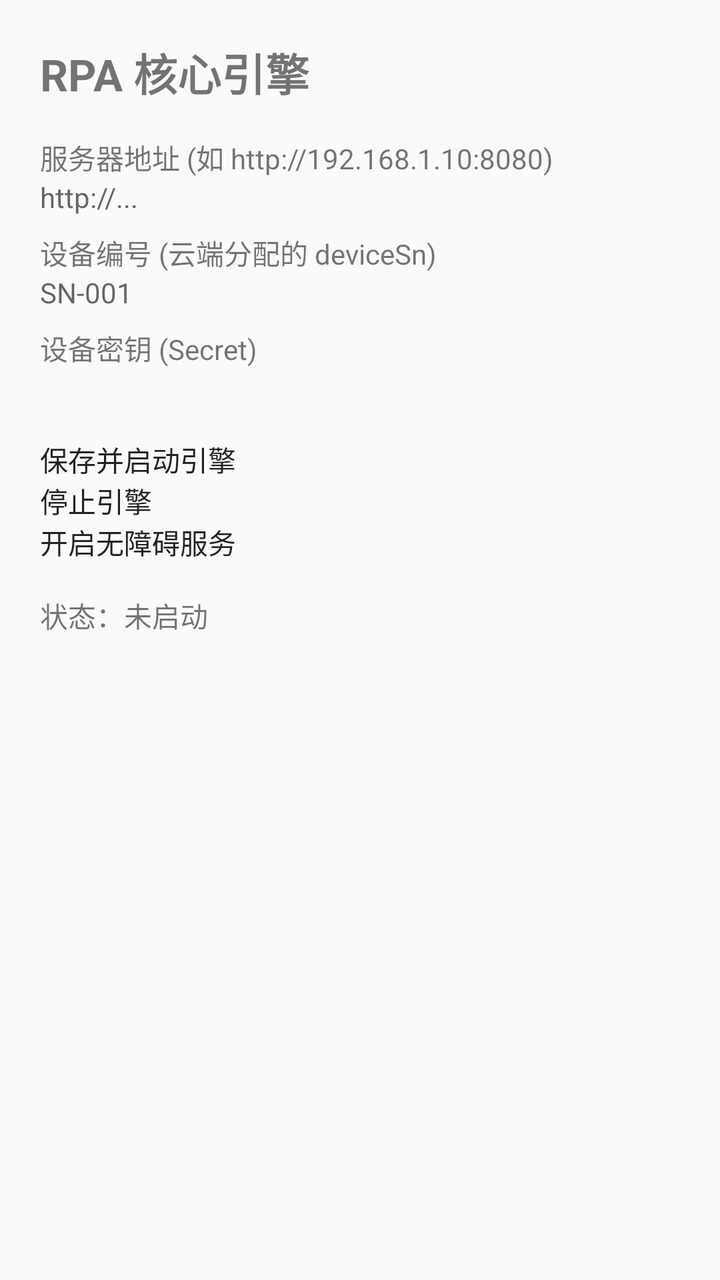
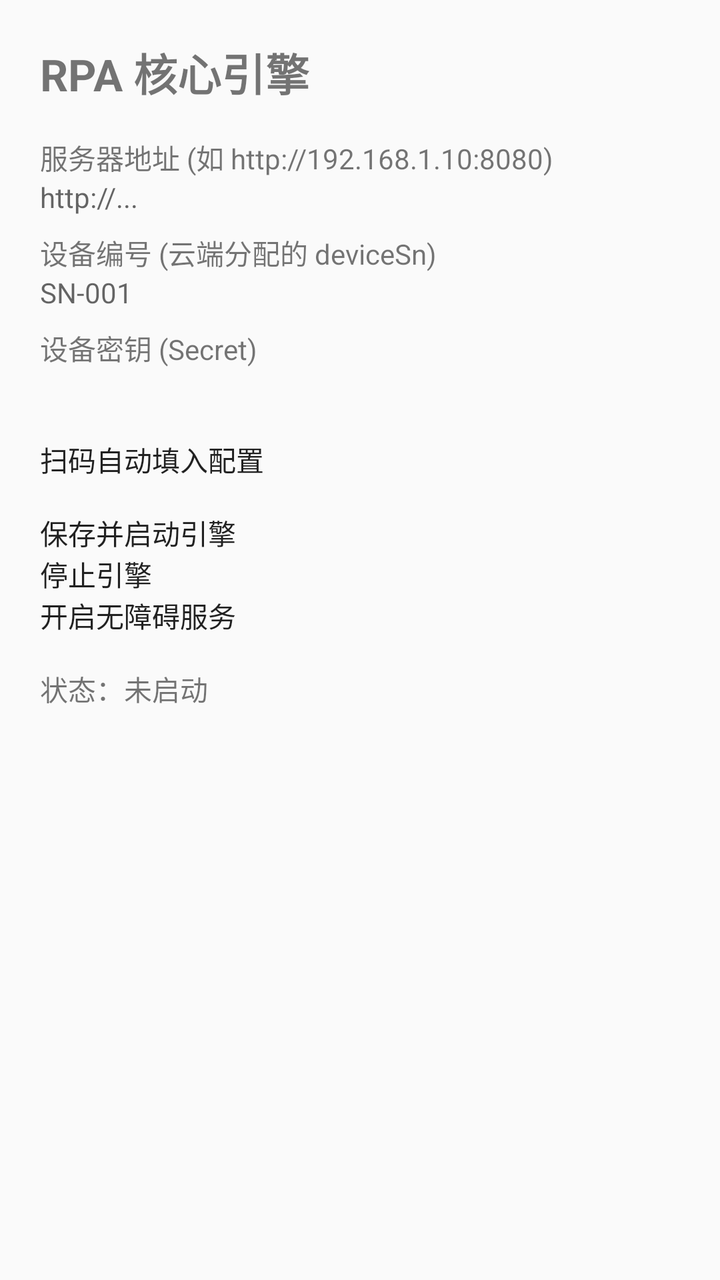

The first picture is an Android layout as it rendered before a commit; the second is the same layout after the commit. The layout source and the unified diff follow.
<!-- AndroidManifest.xml: application theme AppTheme -->
<!-- res/layout/activity_main.xml -->
<?xml version="1.0" encoding="utf-8"?>
<ScrollView xmlns:android="http://schemas.android.com/apk/res/android"
    android:layout_width="match_parent"
    android:layout_height="match_parent"
    android:padding="20dp">

    <LinearLayout
        android:layout_width="match_parent"
        android:layout_height="wrap_content"
        android:orientation="vertical">

        <TextView
            android:layout_width="wrap_content"
            android:layout_height="wrap_content"
            android:text="RPA 核心引擎"
            android:textSize="22sp"
            android:textStyle="bold"
            android:paddingBottom="16dp" />

        <TextView
            android:layout_width="wrap_content"
            android:layout_height="wrap_content"
            android:text="服务器地址 (如 http://192.168.1.10:8080)" />

        <EditText
            android:id="@+id/etServer"
            android:layout_width="match_parent"
            android:layout_height="wrap_content"
            android:hint="http://..." />

        <TextView
            android:layout_width="wrap_content"
            android:layout_height="wrap_content"
            android:paddingTop="8dp"
            android:text="设备编号 (云端分配的 deviceSn)" />

        <EditText
            android:id="@+id/etDeviceSn"
            android:layout_width="match_parent"
            android:layout_height="wrap_content"
            android:hint="SN-001" />

        <TextView
            android:layout_width="wrap_content"
            android:layout_height="wrap_content"
            android:paddingTop="8dp"
            android:text="设备密钥 (Secret)" />

        <EditText
            android:id="@+id/etSecret"
            android:layout_width="match_parent"
            android:layout_height="wrap_content"
            android:inputType="textPassword" />

        <Button
            android:id="@+id/btnStart"
            android:layout_width="match_parent"
            android:layout_height="wrap_content"
            android:layout_marginTop="16dp"
            android:text="保存并启动引擎" />

        <Button
            android:id="@+id/btnStop"
            android:layout_width="match_parent"
            android:layout_height="wrap_content"
            android:text="停止引擎" />

        <Button
            android:id="@+id/btnAccessibility"
            android:layout_width="match_parent"
            android:layout_height="wrap_content"
            android:text="开启无障碍服务" />

        <TextView
            android:id="@+id/tvStatus"
            android:layout_width="match_parent"
            android:layout_height="wrap_content"
            android:paddingTop="16dp"
            android:text="状态：未启动"
            android:textSize="14sp" />
    </LinearLayout>
</ScrollView>
<!-- resources referenced by this layout -->
<resources>
  <style name="AppTheme" parent="android:Theme.Material.Light.NoActionBar">
          <item name="android:statusBarColor">#1F2937</item>
      </style>
</resources>

<!-- the commit's change to res/layout/activity_main.xml (unified diff, before → after) -->
@@ -53,6 +53,13 @@
             android:inputType="textPassword" />
 
         <Button
+            android:id="@+id/btnScan"
+            android:layout_width="match_parent"
+            android:layout_height="wrap_content"
+            android:layout_marginTop="16dp"
+            android:text="扫码自动填入配置" />
+
+        <Button
             android:id="@+id/btnStart"
             android:layout_width="match_parent"
             android:layout_height="wrap_content"
